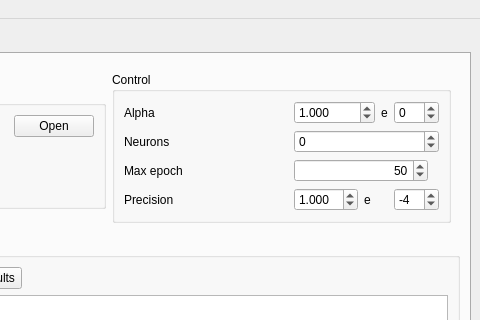
Before: the Qt Designer form mainwindow.ui in AlexLeSang/ECOHT-ANN_2, drawn with Qt 5; both pictures show x 262 to 742 and y 0 to 320 of the 742 by 613 pixel window.
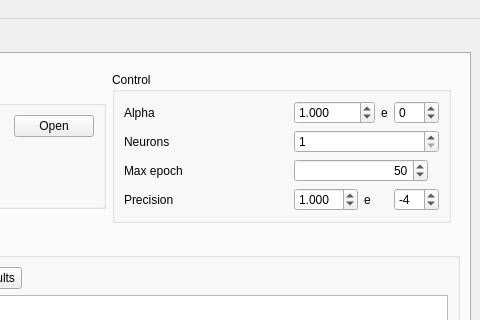
After: the same form once the commit is applied. Custom widgets are drawn as their Qt base class.

Patch:
```diff
--- a/mainwindow.ui
+++ b/mainwindow.ui
@@ -166,13 +166,13 @@
                   <item>
                    <widget class="QSpinBox" name="betaDegree">
                     <property name="minimum">
-                     <number>-16</number>
+                     <number>1</number>
                     </property>
                     <property name="maximum">
-                     <number>16</number>
+                     <number>500</number>
                     </property>
                     <property name="value">
-                     <number>0</number>
+                     <number>1</number>
                     </property>
                    </widget>
                   </item>
```
Left out of the diff: 4 changed lines with no effect on the pictures.
